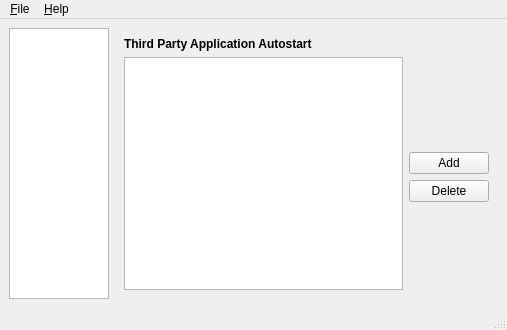
Qt form config/sessionconfigwindow.ui (lxqt/lxqt-session) before a commit.
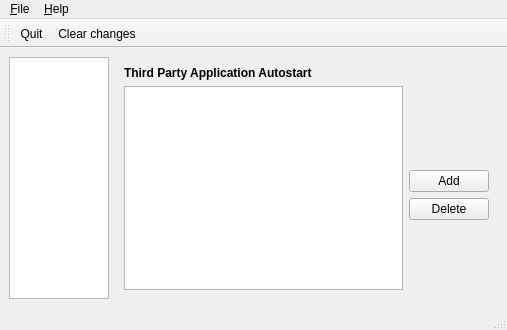
The same form after that commit.

Commit message: show only in RAZOR; close/undo changes actions

Patch:
```diff
--- a/config/sessionconfigwindow.ui
+++ b/config/sessionconfigwindow.ui
@@ -29,6 +29,9 @@
         <height>16777215</height>
        </size>
       </property>
+      <property name="horizontalScrollBarPolicy">
+       <enum>Qt::ScrollBarAlwaysOff</enum>
+      </property>
       <property name="dragDropMode">
        <enum>QAbstractItemView::NoDragDrop</enum>
       </property>
@@ -445,6 +448,19 @@
    <addaction name="menu_Help"/>
   </widget>
   <widget class="QStatusBar" name="statusbar"/>
+  <widget class="QToolBar" name="toolBar">
+   <property name="windowTitle">
+    <string>toolBar</string>
+   </property>
+   <attribute name="toolBarArea">
+    <enum>TopToolBarArea</enum>
+   </attribute>
+   <attribute name="toolBarBreak">
+    <bool>false</bool>
+   </attribute>
+   <addaction name="action_Quit"/>
+   <addaction name="action_Clear_changes"/>
+  </widget>
   <action name="action_Quit">
    <property name="text">
     <string>&amp;Quit</string>
@@ -455,6 +471,11 @@
     <string>&amp;About...</string>
    </property>
   </action>
+  <action name="action_Clear_changes">
+   <property name="text">
+    <string>&amp;Clear changes</string>
+   </property>
+  </action>
  </widget>
  <resources/>
  <connections>
```
Left out of the diff: 1 changed line with no effect on the pictures. The commit also changes 2 other files.
